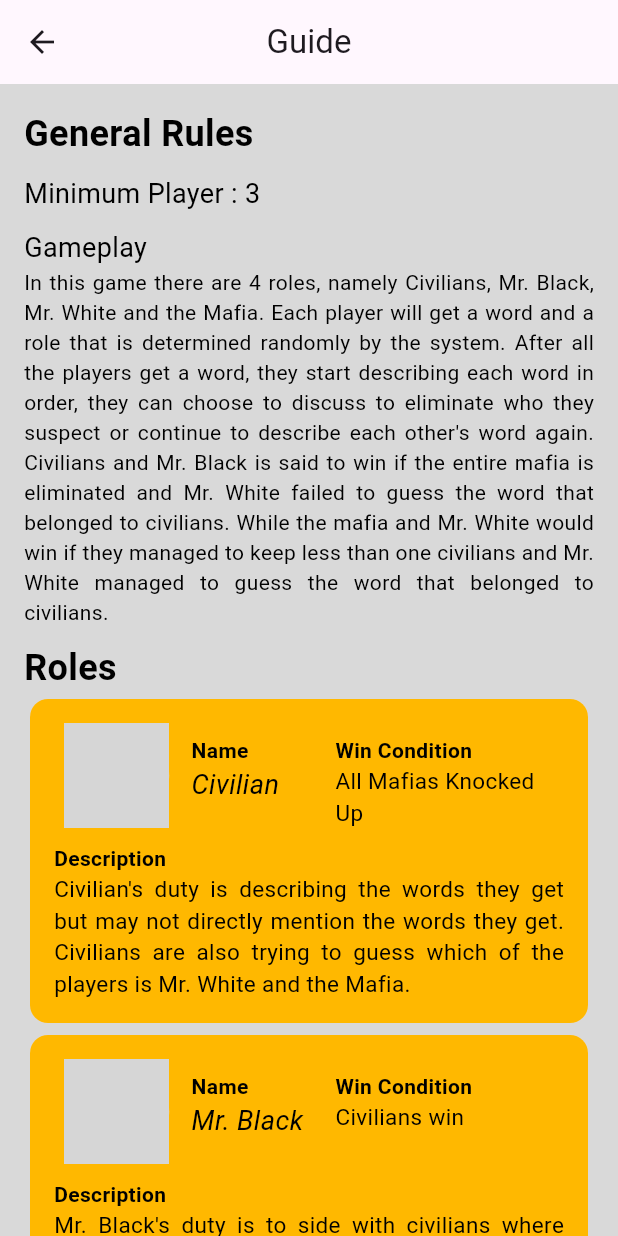
After one commit to EnhanceTeam/Hunt-The-Mafia-DEPD, a Flutter app: the GuidePage screen opened by its route, on a phone screen of 412 x 824 dp. The commit adds this screen. Run offline on Flutter 3.47's test engine with Material 2 defaults, Android fonts, the light colour scheme and no system bars; drawn by our look-alikes of dynamic_color; our stand-ins replace cloud_firestore, firebase_core, flutter_svg, fluttertoast, lottie; accounts and stored records are empty; network calls fail; grey boxes are pictures that could not be loaded.

Commit message:
Guide UI Done

```diff
--- a/hunt_the_mafia/lib/main.dart
+++ b/hunt_the_mafia/lib/main.dart
@@ -36,6 +36,7 @@ class MyApp extends StatelessWidget {
           GameRoomPage.routeName: (context) => const GameRoomPage(),
           GamePage.routeName: (context) => const GamePage(),
           SettingPage.routeName: (context) => const SettingPage(),
+          GuidePage.routeName: (context) => const GuidePage(),
         },
       );
     });
--- a/hunt_the_mafia/lib/views/pages/page_dummy.dart
+++ b/hunt_the_mafia/lib/views/pages/page_dummy.dart
@@ -93,6 +93,12 @@ class _DummyPageState extends State<DummyPage> {
                       );
                     },
                     child: const Text("Winner PopUp")),
+                SizedSpacer.vertical(),
+                ElevatedButton(
+                    onPressed: () {
+                      Navigator.pushNamed(context, GuidePage.routeName);
+                    },
+                    child: const Text("Guide")),
               ],
             ),
           ),
--- /dev/null
+++ b/hunt_the_mafia/lib/views/pages/page_guide.dart
@@ -0,0 +1,96 @@
+part of 'pages.dart';
+
+class GuidePage extends StatefulWidget {
+  const GuidePage({super.key});
+
+  static const routeName = '/guide';
+
+  @override
+  State<GuidePage> createState() => _GuidePageState();
+}
+
+class _GuidePageState extends State<GuidePage> {
+  @override
+  Widget build(BuildContext context) {
+    return Scaffold(
+      appBar: AppBar(
+        title: const Text('Guide'),
+        centerTitle: true,
+      ),
+      body: SafeArea(
+        child: SingleChildScrollView(
+          padding: const EdgeInsets.all(Space.medium),
+          child: Column(
+            crossAxisAlignment: CrossAxisAlignment.start,
+            children: [
+              const Text(
+                'General Rules',
+                style: TextStyle(
+                    color: Colors.black,
+                    fontWeight: FontWeight.bold,
+                    fontSize: 24),
+              ),
+              const SizedBox(
+                height: 10,
+              ),
+              const Text(
+                'Minimum Player : 3',
+                style: TextStyle(color: Colors.black, fontSize: 18),
+              ),
+              const SizedBox(
+                height: 10,
+              ),
+              const Text(
+                'Gameplay',
+                style: TextStyle(color: Colors.black, fontSize: 18),
+              ),
+              const Text(
+                "In this game there are 4 roles, namely Civilians, Mr. Black, Mr. White and the Mafia. Each player will get a word and a role that is determined randomly by the system. After all the players get a word, they start describing each word in order, they can choose to discuss to eliminate who they suspect or continue to describe each other's word again. Civilians and Mr. Black is said to win if the entire mafia is eliminated and Mr. White failed to guess the word that belonged to civilians. While the mafia and Mr. White would win if they managed to keep less than one civilians and Mr. White managed to guess the word that belonged to civilians.",
+                style: TextStyle(color: Colors.black),
+                textAlign: TextAlign.justify,
+              ),
+              const SizedBox(
+                height: 10,
+              ),
+              const Text(
+                'Roles',
+                style: TextStyle(
+                    color: Colors.black,
+                    fontWeight: FontWeight.bold,
+                    fontSize: 24),
+              ),
+              GuideCard(
+                name: 'Civilian',
+                condition: 'All Mafias Knocked Up',
+                description:
+                    "Civilian's duty is describing the words they get but may not directly mention the words they get. Civilians are also trying to guess which of the players is Mr. White and the Mafia.",
+                image: "https://source.unsplash.com/random/800x600?house",
+              ),
+              GuideCard(
+               name: 'Mr. Black',
+                condition: 'Civilians win',
+                description:
+                    "Mr. Black's duty is to side with civilians where this role gets both words at once but Mr. Black must be able to guess which of them is Mr. White and the mafia.",
+                image: "https://source.unsplash.com/random/800x600?house",
+              ),
+              GuideCard(
+                name: 'Mr. White',
+                condition: 'When voted, guess the Civilians’ word',
+                description:
+                    "Mr. White doesn't get any words, so it's his job to go undercover and try to guess the word Civilians got.",
+                image: "https://source.unsplash.com/random/800x600?house",
+              ),
+              GuideCard(
+                name: 'Mafia',
+                condition: 'All Civilians Knocked Up',
+                description:
+                    "The Mafia's job is to go undercover and try to incite everyone to eliminate Civilians.",
+                image: "https://source.unsplash.com/random/800x600?house",
+              ),
+            ],
+          ),
+        ),
+      ),
+    );
+  }
+}
--- a/hunt_the_mafia/lib/views/pages/pages.dart
+++ b/hunt_the_mafia/lib/views/pages/pages.dart
@@ -11,3 +11,4 @@ part 'page_mainmenu.dart';
 part 'page_dummy.dart';
 part 'page_shop.dart';
 part 'page_setting.dart';
+part 'page_guide.dart';
--- /dev/null
+++ b/hunt_the_mafia/lib/views/widgets/card_guide.dart
@@ -0,0 +1,134 @@
+part of 'widgets.dart';
+
+class GuideCard extends StatelessWidget {
+  GuideCard({
+    super.key,
+    this.name,
+    this.condition,
+    this.description,
+    this.image,
+  });
+
+  final String? name;
+  final String? condition;
+  final String? description;
+  final String? image;
+
+  @override
+  Widget build(BuildContext context) {
+    return FilledCard(
+      child: ListTile(
+          tileColor: const Color(0xFFFFB800),
+          shape: const RoundedRectangleBorder(
+            borderRadius: BorderRadius.all(Radius.circular(12)),
+          ),
+          contentPadding: const EdgeInsets.symmetric(
+            horizontal: Space.medium,
+            vertical: Space.small,
+          ),
+          subtitle: Column(
+            crossAxisAlignment: CrossAxisAlignment.start,
+            children: [
+              Row(
+                mainAxisAlignment: MainAxisAlignment.spaceEvenly,
+                crossAxisAlignment: CrossAxisAlignment.start,
+                children: [
+                  Flexible(
+                    flex: 2,
+                    child: Column(
+                      children: [
+                        if (image != null)
+                          (CircleAvatar(
+                            backgroundImage: NetworkImage((image!)),
+                            radius: 35,
+                          ))
+                      ],
+                    ),
+                  ),
+                  Flexible(
+                    flex: 2,
+                    child: Padding(
+                      padding: const EdgeInsets.fromLTRB(8.0, 8.0, 5.0, 0.0),
+                      child: Column(
+                        crossAxisAlignment: CrossAxisAlignment.start,
+                        mainAxisAlignment: MainAxisAlignment.start,
+                        children: [
+                          Row(
+                            crossAxisAlignment: CrossAxisAlignment.start,
+                            children: [
+                              const Text(
+                                "Name",
+                                style: TextStyle(
+                                    color: Colors.black,
+                                    fontWeight: FontWeight.bold,
+                                    fontSize: 14),
+                              ),
+                            ],
+                          ),
+                          Row(
+                            crossAxisAlignment: CrossAxisAlignment.start,
+                            children: [
+                              if (name != null)
+                                Text(name!,
+                                    style: TextStyle(
+                                        color: Colors.black,
+                                        fontSize: 18,
+                                        fontStyle: FontStyle.italic)),
+                            ],
+                          ),
+                        ],
+                      ),
+                    ),
+                  ),
+                  Flexible(
+                    flex: 3,
+                    child: Padding(
+                      padding: const EdgeInsets.fromLTRB(0.0, 8.0, 5.0, 0.0),
+                      child: Column(
+                        crossAxisAlignment: CrossAxisAlignment.start,
+                        mainAxisAlignment: MainAxisAlignment.start,
+                        children: [
+                          Row(
+                            children: [
+                              const Text(
+                                "Win Condition",
+                                style: TextStyle(
+                                    color: Colors.black,
+                                    fontWeight: FontWeight.bold,
+                                    fontSize: 14),
+                              ),
+                            ],
+                          ),
+                          if (condition != null)
+                            (Text(condition!,
+                                style: TextStyle(
+                                    color: Colors.black, fontSize: 15)))
+                        ],
+                      ),
+                    ),
+                  ),
+                ],
+              ),
+              const SizedBox(
+                height: 10,
+              ),
+              Row(
+                children: [
+                  const Text(
+                    "Description",
+                    style: TextStyle(
+                        color: Colors.black,
+                        fontWeight: FontWeight.bold,
+                        fontSize: 14),
+                  )
+                ],
+              ),
+              if (description != null)
+                Text(description!,
+                    style: TextStyle(color: Colors.black, fontSize: 15),
+                    textAlign: TextAlign.justify),
+            ],
+          )),
+    );
+  }
+}
--- a/hunt_the_mafia/lib/views/widgets/widgets.dart
+++ b/hunt_the_mafia/lib/views/widgets/widgets.dart
@@ -17,4 +17,5 @@ part 'components/spacer.dart';
 part 'components/text_field.dart';
 
 part 'card_shop_item.dart';
+part 'card_guide.dart';
 part 'waiting_room_player_item.card.dart';
```
Also changed, not shown: 1 other file.
